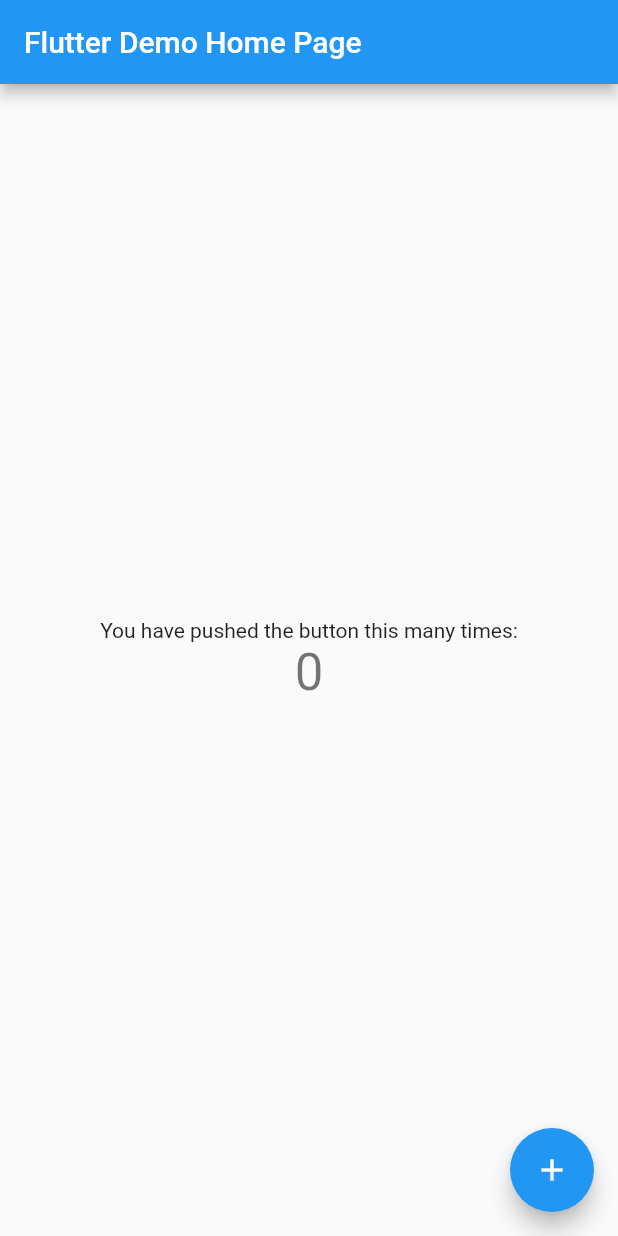
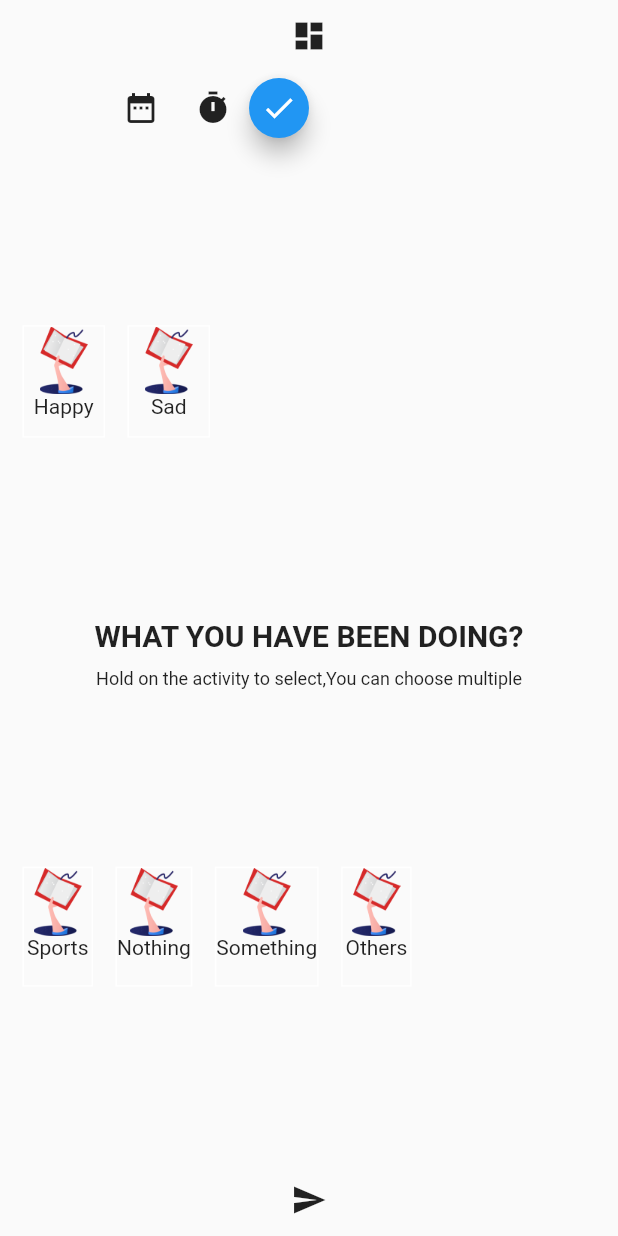
Before and after one commit to Ferrozo/mood-diary-app-with-flutter, a Flutter app: the screen it shows after launch, on a phone screen of 412 x 824 dp. Run offline on Flutter 3.47's test engine with Material 2 defaults, Android fonts, the phone set to English and light mode, and no system bars; our stand-ins replace charts_flutter, sqflite; accounts and stored records are empty.

Commit message:
home page working

```diff
--- a/lib/main.dart
+++ b/lib/main.dart
@@ -1,115 +1,6 @@
 import 'package:flutter/material.dart';
+import 'package:mood_diary_app_with_flutter/src/views/pages/app/app.dart';
 
 void main() {
-  runApp(const MyApp());
+  runApp(const App());
 }
-
-class MyApp extends StatelessWidget {
-  const MyApp({Key? key}) : super(key: key);
-
-  // This widget is the root of your application.
-  @override
-  Widget build(BuildContext context) {
-    return MaterialApp(
-      title: 'Flutter Demo',
-      theme: ThemeData(
-        // This is the theme of your application.
-        //
-        // Try running your application with "flutter run". You'll see the
-        // application has a blue toolbar. Then, without quitting the app, try
-        // changing the primarySwatch below to Colors.green and then invoke
-        // "hot reload" (press "r" in the console where you ran "flutter run",
-        // or simply save your changes to "hot reload" in a Flutter IDE).
-        // Notice that the counter didn't reset back to zero; the application
-        // is not restarted.
-        primarySwatch: Colors.blue,
-      ),
-      home: const MyHomePage(title: 'Flutter Demo Home Page'),
-    );
-  }
-}
-
-class MyHomePage extends StatefulWidget {
-  const MyHomePage({Key? key, required this.title}) : super(key: key);
-
-  // This widget is the home page of your application. It is stateful, meaning
-  // that it has a State object (defined below) that contains fields that affect
-  // how it looks.
-
-  // This class is the configuration for the state. It holds the values (in this
-  // case the title) provided by the parent (in this case the App widget) and
-  // used by the build method of the State. Fields in a Widget subclass are
-  // always marked "final".
-
-  final String title;
-
-  @override
-  State<MyHomePage> createState() => _MyHomePageState();
-}
-
-class _MyHomePageState extends State<MyHomePage> {
-  int _counter = 0;
-
-  void _incrementCounter() {
-    setState(() {
-      // This call to setState tells the Flutter framework that something has
-      // changed in this State, which causes it to rerun the build method below
-      // so that the display can reflect the updated values. If we changed
-      // _counter without calling setState(), then the build method would not be
-      // called again, and so nothing would appear to happen.
-      _counter++;
-    });
-  }
-
-  @override
-  Widget build(BuildContext context) {
-    // This method is rerun every time setState is called, for instance as done
-    // by the _incrementCounter method above.
-    //
-    // The Flutter framework has been optimized to make rerunning build methods
-    // fast, so that you can just rebuild anything that needs updating rather
-    // than having to individually change instances of widgets.
-    return Scaffold(
-      appBar: AppBar(
-        // Here we take the value from the MyHomePage object that was created by
-        // the App.build method, and use it to set our appbar title.
-        title: Text(widget.title),
-      ),
-      body: Center(
-        // Center is a layout widget. It takes a single child and positions it
-        // in the middle of the parent.
-        child: Column(
-          // Column is also a layout widget. It takes a list of children and
-          // arranges them vertically. By default, it sizes itself to fit its
-          // children horizontally, and tries to be as tall as its parent.
-          //
-          // Invoke "debug painting" (press "p" in the console, choose the
-          // "Toggle Debug Paint" action from the Flutter Inspector in Android
-          // Studio, or the "Toggle Debug Paint" command in Visual Studio Code)
-          // to see the wireframe for each widget.
-          //
-          // Column has various properties to control how it sizes itself and
-          // how it positions its children. Here we use mainAxisAlignment to
-          // center the children vertically; the main axis here is the vertical
-          // axis because Columns are vertical (the cross axis would be
-          // horizontal).
-          mainAxisAlignment: MainAxisAlignment.center,
-          children: <Widget>[
-            const Text(
-              'You have pushed the button this many times:',
-            ),
-            Text(
-              '$_counter',
-              style: Theme.of(context).textTheme.headline4,
-            ),
-          ],
-        ),
-      ),
-      floatingActionButton: FloatingActionButton(
-        onPressed: _incrementCounter,
-        tooltip: 'Increment',
-        child: const Icon(Icons.add),
-      ), // This trailing comma makes auto-formatting nicer for build methods.
-    );
-  }
-}
--- /dev/null
+++ b/lib/src/data/helpers/mood_data/mood_data.dart
@@ -0,0 +1,9 @@
+import 'package:charts_flutter/flutter.dart' as charts;
+
+class MoodData {
+  String date;
+  int moodno;
+  final charts.Color barColor;
+
+  MoodData(this.moodno, this.date, this.barColor);
+}
--- /dev/null
+++ b/lib/src/models/activity/activity_model.dart
@@ -0,0 +1,11 @@
+class ActivityModel {
+  ActivityModel({
+    required this.name,
+    required this.image,
+    required this.selected,
+  });
+
+  String name;
+  String image;
+  bool selected;
+}
--- /dev/null
+++ b/lib/src/models/mood/mood_model.dart
@@ -0,0 +1,10 @@
+class MoodModel {
+  MoodModel({
+    required this.title,
+    required this.image,
+    required this.isSelected,
+  });
+  String title;
+  String image;
+  bool isSelected;
+}
--- /dev/null
+++ b/lib/src/models/mood_card/mood_card.dart
@@ -0,0 +1,64 @@
+import 'package:flutter/cupertino.dart';
+import 'package:mood_diary_app_with_flutter/src/data/helpers/mood_data/mood_data.dart';
+import 'package:mood_diary_app_with_flutter/src/data/local/dbhelper.dart';
+import 'package:mood_diary_app_with_flutter/src/models/activity/activity_model.dart';
+// import 'package:moodairy/helpers/db_helper.dart';
+// import 'package:moodairy/helpers/mooddata.dart';
+// import 'package:moodairy/models/activity.dart';
+
+class MoodCard extends ChangeNotifier {
+  MoodCard({
+    required this.actImage,
+    required this.actName,
+    required this.dateTime,
+    required this.image,
+    required this.mood,
+  });
+
+  String dateTime;
+  String mood;
+  List<String> activityNames = [];
+  List<String> activityImages = [];
+  String image;
+  String actImage;
+  String actName;
+
+  List? items;
+  List<MoodData> data = [];
+  String? date;
+  bool isloading = false;
+  List<String> actiname = [];
+
+  void add(ActivityModel act) {
+    activityImages.add(act.image);
+    activityNames.add(act.name);
+    notifyListeners();
+  }
+
+  Future<void> addPlace(
+    String dataTime,
+    String mood,
+    String image,
+    String actImage,
+    String actName,
+    String date,
+  ) async {
+    DBHelper.insert(
+      'user_moods',
+      {
+        'dateTime': dateTime,
+        'mood': mood,
+        'image': image,
+        'actImage': actImage,
+        'actiName': actName,
+        'date': date
+      },
+    );
+    notifyListeners();
+  }
+
+  Future<void> deletePlaces(String dateTime) async {
+    DBHelper.delete(dateTime);
+    notifyListeners();
+  }
+}
--- /dev/null
+++ b/lib/src/views/pages/app/app.dart
@@ -0,0 +1,13 @@
+import 'package:flutter/material.dart';
+import 'package:mood_diary_app_with_flutter/src/views/pages/exports_pages.dart';
+
+class App extends StatelessWidget {
+  const App({Key? key}) : super(key: key);
+
+  @override
+  Widget build(BuildContext context) {
+    return const MaterialApp(
+      home: HomePage(),
+    );
+  }
+}
--- /dev/null
+++ b/lib/src/views/pages/exports_pages.dart
@@ -0,0 +1,2 @@
+export './app/app.dart';
+export './home/home.dart';
--- /dev/null
+++ b/lib/src/views/pages/home/home.dart
@@ -0,0 +1,198 @@
+import 'package:flutter/foundation.dart';
+import 'package:flutter/material.dart';
+import 'package:mood_diary_app_with_flutter/src/models/activity/activity_model.dart';
+import 'package:mood_diary_app_with_flutter/src/models/mood/mood_model.dart';
+import 'package:mood_diary_app_with_flutter/src/models/mood_card/mood_card.dart';
+import 'package:mood_diary_app_with_flutter/src/views/widgets/activity_icon/activity_icon.dart';
+import 'package:mood_diary_app_with_flutter/src/views/widgets/mood_icon/mood_icon.dart';
+import 'package:provider/provider.dart';
+
+class HomePage extends StatefulWidget {
+  const HomePage({
+    Key? key,
+  }) : super(key: key);
+
+  @override
+  State<HomePage> createState() => _HomePageState();
+}
+
+class _HomePageState extends State<HomePage> {
+  MoodCard? moodCard;
+  String? mood;
+  String? image;
+  String? datePicked;
+  String? timePicked;
+  String? dateTime;
+  int? currentIndex;
+  int onTapCount = 0;
+
+  List<MoodModel> moods = [
+    MoodModel(image: 'assets/1.png', title: 'Happy', isSelected: false),
+    MoodModel(image: 'assets/1.png', title: 'Sad', isSelected: false),
+  ];
+
+  List<ActivityModel> act = [
+    ActivityModel(image: 'assets/1.png', name: 'Sports', selected: false),
+    ActivityModel(image: 'assets/1.png', name: 'Nothing', selected: false),
+    ActivityModel(image: 'assets/1.png', name: 'Something', selected: false),
+    ActivityModel(image: 'assets/1.png', name: 'Others', selected: false),
+  ];
+  Color colors = Colors.white;
+  String? dateOnly;
+
+  @override
+  void initState() {
+    super.initState();
+  }
+
+  @override
+  Widget build(BuildContext context) {
+    return Scaffold(
+      body: Column(
+        children: <Widget>[
+          IconButton(
+            onPressed: () => Navigator.of(context).pushNamed('/home_screen'),
+            icon: Icon(Icons.dashboard),
+          ),
+          Row(children: <Widget>[
+            const SizedBox(width: 70),
+            IconButton(
+                icon: const Icon(Icons.date_range),
+                onPressed: () => showDatePicker(
+                            keyboardType: TextInputType.number,
+                            context: context,
+                            initialDate: DateTime.now(),
+                            firstDate: DateTime(2001),
+                            lastDate: DateTime(2024))
+                        .then(
+                      (date) => {
+                        setState(
+                          () {
+                            datePicked =
+                                '${date!.day}-${date.month}-${date.year}';
+                            dateOnly = '${date.day}/${date.month}';
+                          },
+                        ),
+                      },
+                    )),
+            IconButton(
+                icon: const Icon(Icons.timer),
+                onPressed: () => showTimePicker(
+                        context: context, initialTime: TimeOfDay.now())
+                    .then((time) => {
+                          setState(() {
+                            timePicked = time!.format(context).toString();
+                          })
+                        })),
+            Container(
+              height: 40,
+              width: 40,
+              child: FloatingActionButton(
+                child: Icon(Icons.done),
+                onPressed: () => setState(() {
+                  dateTime = '${datePicked}   ${timePicked}';
+                }),
+              ),
+            )
+          ]),
+          Expanded(
+            child: ListView.builder(
+                scrollDirection: Axis.horizontal,
+                itemCount: moods.length,
+                itemBuilder: (context, index) {
+                  return Row(
+                    children: <Widget>[
+                      const SizedBox(width: 15),
+                      GestureDetector(
+                          child: MoodIcon(
+                              image: moods[index].image,
+                              name: moods[index].title,
+                              color: moods[index].isSelected
+                                  ? Colors.black
+                                  : Colors.white),
+                          onTap: () => {
+                                if (onTapCount == 0)
+                                  {
+                                    setState(() {
+                                      mood = moods[index].title;
+                                      image = moods[index].image;
+                                      moods[index].isSelected = true;
+                                      onTapCount = onTapCount + 1;
+                                      print(mood);
+                                    }),
+                                  }
+                                else if (moods[index].isSelected)
+                                  {
+                                    setState(() {
+                                      moods[index].isSelected = false;
+                                      onTapCount = 0;
+                                    })
+                                  }
+                              }),
+                    ],
+                  );
+                }),
+          ),
+          Text('WHAT YOU HAVE BEEN DOING?',
+              style: TextStyle(fontSize: 20, fontWeight: FontWeight.bold)),
+          SizedBox(height: 10),
+          Text('Hold on the activity to select,You can choose multiple',
+              style: TextStyle(fontSize: 12, fontWeight: FontWeight.normal)),
+          Expanded(
+            child: ListView.builder(
+                scrollDirection: Axis.horizontal,
+                itemCount: act.length,
+                itemBuilder: (context, index) {
+                  return Row(children: <Widget>[
+                    const SizedBox(width: 15),
+                    GestureDetector(
+                        child: ActivityIcon(
+                            image: act[index].image,
+                            name: act[index].name,
+                            color: act[index].selected
+                                ? Colors.black
+                                : Colors.white),
+                        onTap: () {
+                          if (act[index].selected) {
+                            setState(() {
+                              act[index].selected = false;
+                            });
+                          } else {
+                            setState(
+                              () {
+                                act[index].selected = true;
+                                Provider.of<MoodCard>(context, listen: false)
+                                    .add(act[index]);
+
+                                print(act[index].selected);
+                              },
+                            );
+                          }
+                        }),
+                  ]);
+                }),
+          ),
+          IconButton(
+            onPressed: () => {
+              setState(() {
+                Provider.of<MoodCard>(context, listen: false).addPlace(
+                    dateTime!,
+                    mood!,
+                    image!,
+                    Provider.of<MoodCard>(context, listen: false)
+                        .activityImages
+                        .join('_'),
+                    Provider.of<MoodCard>(context, listen: false)
+                        .activityNames
+                        .join('_'),
+                    dateOnly!);
+              }),
+              Navigator.of(context).pushNamed('/home_screen'),
+            },
+            icon: Icon(Icons.send),
+          )
+        ],
+      ),
+    );
+  }
+}
--- /dev/null
+++ b/lib/src/views/widgets/activity_icon/activity_icon.dart
@@ -0,0 +1,32 @@
+import 'package:flutter/material.dart';
+
+class ActivityIcon extends StatelessWidget {
+  ActivityIcon({
+    Key? key,
+    required this.name,
+    required this.image,
+    required this.color,
+  }) : super(key: key);
+  String image;
+  String name;
+  Color color;
+  @override
+  Widget build(BuildContext context) {
+    return Container(
+      decoration: BoxDecoration(
+        border: Border.all(color: color),
+      ),
+      height: 80,
+      child: Column(
+        children: <Widget>[
+          Image.asset(
+            image,
+            height: 45,
+            width: 45,
+          ),
+          Text(name)
+        ],
+      ),
+    );
+  }
+}
--- /dev/null
+++ b/lib/src/views/widgets/mood_icon/mood_icon.dart
@@ -0,0 +1,32 @@
+import 'package:flutter/material.dart';
+
+class MoodIcon extends StatelessWidget {
+  const MoodIcon(
+      {Key? key, required this.name, required this.image, required this.color})
+      : super(key: key);
+
+  final String image;
+  final String name;
+  final Color color;
+
+  @override
+  Widget build(BuildContext context) {
+    return Container(
+      decoration: BoxDecoration(
+        border: Border.all(color: color),
+      ),
+      height: 75,
+      width: 55,
+      child: Column(
+        children: <Widget>[
+          Image.asset(
+            image,
+            height: 45,
+            width: 45,
+          ),
+          Text(name)
+        ],
+      ),
+    );
+  }
+}
```
Also changed, not shown: lib/src/data/local/dbhelper.dart (added, +36 -0 lines), pubspec.yaml (+6 -3 lines), assets/1.png (added), pubspec.lock, 11 other files.
